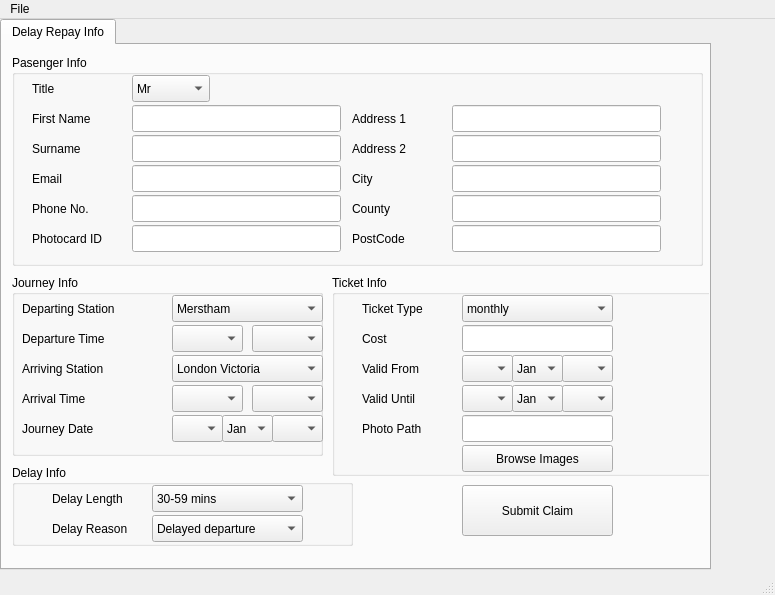
This is ui/mainUI.ui in davisadam10/southern as Qt 5 draws it before an edit. The edited form follows.
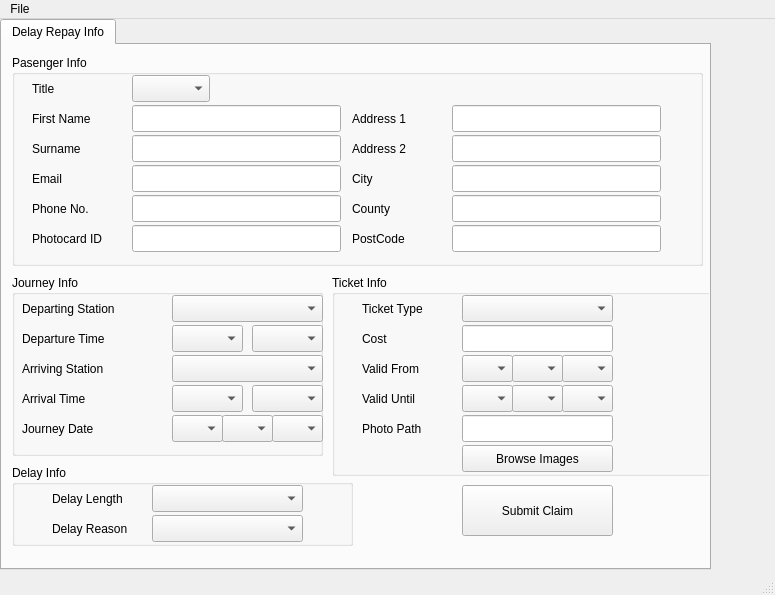
This is the edited form.

Commit message: updated ui, connected up the user setting, added the save and load of the user settings

What changed in the file:
```diff
--- a/ui/mainUI.ui
+++ b/ui/mainUI.ui
@@ -105,8 +105,13 @@
         </rect>
        </property>
        <property name="currentIndex">
-        <number>1</number>
+        <number>0</number>
        </property>
+       <item>
+        <property name="text">
+         <string/>
+        </property>
+       </item>
        <item>
         <property name="text">
          <string>Merstham</string>
@@ -186,6 +191,11 @@
          <height>27</height>
         </rect>
        </property>
+       <item>
+        <property name="text">
+         <string/>
+        </property>
+       </item>
        <item>
         <property name="text">
          <string>Jan</string>
@@ -256,6 +266,11 @@
          <height>27</height>
         </rect>
        </property>
+       <item>
+        <property name="text">
+         <string/>
+        </property>
+       </item>
        <item>
         <property name="text">
          <string>Merstham</string>
@@ -391,6 +406,11 @@
          <height>27</height>
         </rect>
        </property>
+       <item>
+        <property name="text">
+         <string/>
+        </property>
+       </item>
        <item>
         <property name="text">
          <string>Jan</string>
@@ -484,6 +504,11 @@
          <height>27</height>
         </rect>
        </property>
+       <item>
+        <property name="text">
+         <string/>
+        </property>
+       </item>
        <item>
         <property name="text">
          <string>Jan</string>
@@ -554,6 +579,11 @@
          <height>27</height>
         </rect>
        </property>
+       <item>
+        <property name="text">
+         <string/>
+        </property>
+       </item>
        <item>
         <property name="text">
          <string>monthly</string>
@@ -851,6 +881,11 @@
          <height>27</height>
         </rect>
        </property>
+       <item>
+        <property name="text">
+         <string/>
+        </property>
+       </item>
        <item>
         <property name="text">
          <string>Mr</string>
@@ -969,6 +1004,11 @@
          <height>27</height>
         </rect>
        </property>
+       <item>
+        <property name="text">
+         <string/>
+        </property>
+       </item>
        <item>
         <property name="text">
          <string>30-59 mins</string>
@@ -994,6 +1034,11 @@
          <height>27</height>
         </rect>
        </property>
+       <item>
+        <property name="text">
+         <string/>
+        </property>
+       </item>
        <item>
         <property name="text">
          <string>Delayed departure</string>
```
Left out of the diff: 44 changed lines with no effect on the pictures. The commit also changes 3 other files.
